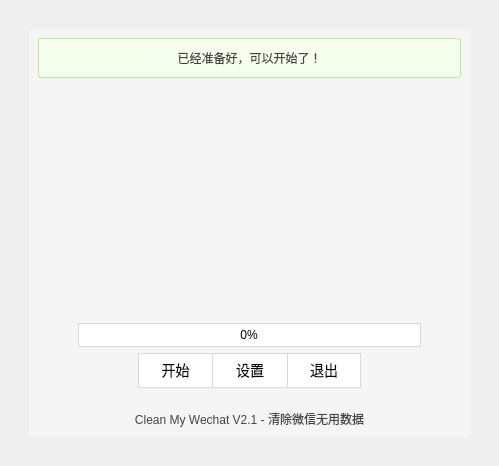
This is images/main.ui in blackboxo/CleanMyWechat as Qt 5 draws it before an edit. The edited form follows.
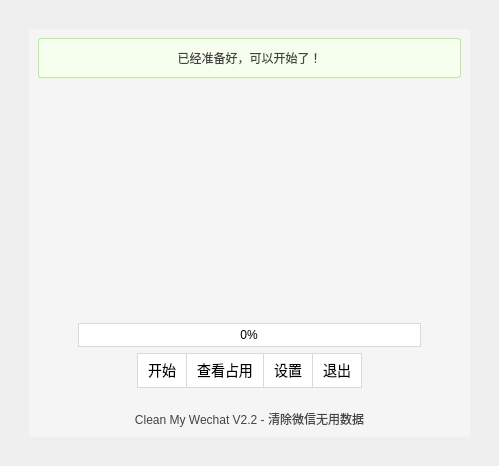
This is the edited form. Icons and pictures are not drawn.

Commit message:
feat: 升级至v2.2版本：添加空间占用查看功能、重构设置窗口功能
refactor: 优化微信用户目录识别逻辑

fix: 修复多线程删除操作的异常处理

docs: 添加技术文档

style: 更新UI界面版本号至v2.2

What changed in the file:
```diff
--- a/images/main.ui
+++ b/images/main.ui
@@ -334,6 +334,40 @@
            </property>
           </widget>
          </item>
+         <item>
+          <widget class="QLabel" name="lab_space">
+           <property name="minimumSize">
+            <size>
+             <width>0</width>
+             <height>35</height>
+            </size>
+           </property>
+           <property name="styleSheet">
+            <string notr="true">.QLabel {
+    color: rgba(0,0,0,.65);
+    background-color: #fff;
+    border: 1px solid #d9d9d9;
+	border-right: 0px; 
+	height: 24px;
+	font-size: 14px;
+	padding: 0px 10px;
+}
+.QLabel:hover {
+    color: #40a9ff;
+    background-color: #fff;
+    border: 1px solid #40a9ff;
+	height: 24px;
+	font-size: 14px
+}</string>
+           </property>
+           <property name="text">
+            <string>&lt;html&gt;&lt;head/&gt;&lt;body&gt;&lt;p&gt;查看占用&lt;/p&gt;&lt;/body&gt;&lt;/html&gt;</string>
+           </property>
+           <property name="alignment">
+            <set>Qt::AlignCenter</set>
+           </property>
+          </widget>
+         </item>
          <item>
           <widget class="QLabel" name="lab_config">
            <property name="minimumSize">
@@ -441,7 +475,7 @@
 }</string>
          </property>
          <property name="text">
-          <string>Clean My Wechat V2.1 - 清除微信无用数据</string>
+          <string>Clean My Wechat V2.2 - 清除微信无用数据</string>
          </property>
          <property name="alignment">
           <set>Qt::AlignCenter</set>
```
The commit also changes 12 other files.
